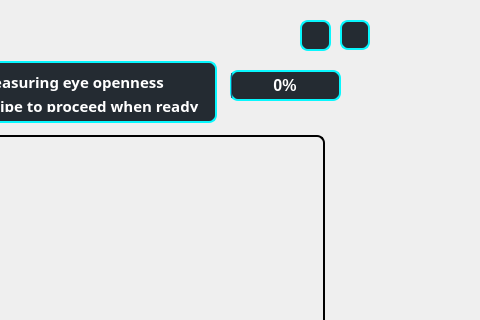
The window that dms_client/ui/calibratepage.ui (veda-team4/dms) describes before a commit, drawn with Qt 5; both pictures show x 100 to 580 and y 0 to 320 of the 580 by 480 pixel window.
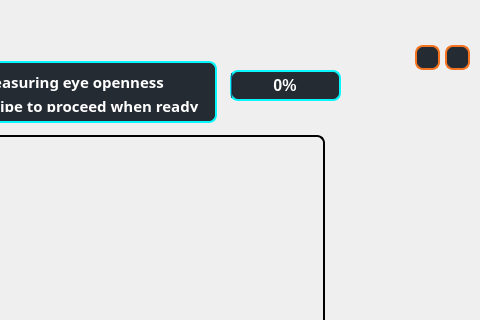
The same window after the commit. Icons and pictures are not drawn.

The edit to the form file:
```diff
--- a/dms_client/ui/calibratepage.ui
+++ b/dms_client/ui/calibratepage.ui
@@ -34,10 +34,10 @@
   <widget class="QPushButton" name="previousButton">
    <property name="geometry">
     <rect>
-     <x>400</x>
-     <y>20</y>
-     <width>31</width>
-     <height>31</height>
+     <x>515</x>
+     <y>45</y>
+     <width>25</width>
+     <height>25</height>
     </rect>
    </property>
    <property name="maximumSize">
@@ -58,7 +58,7 @@
     border: 2px solid black;
     border-radius: 8px;
     background-color: transparent;
-	border-color: rgb(8, 247, 254);
+	border-color: #F37321;
     outline: none;
 	color: white;
 	padding-left: 20px;
@@ -258,10 +258,10 @@
   <widget class="QLabel" name="left">
    <property name="geometry">
     <rect>
-     <x>400</x>
-     <y>20</y>
-     <width>31</width>
-     <height>31</height>
+     <x>515</x>
+     <y>45</y>
+     <width>25</width>
+     <height>25</height>
     </rect>
    </property>
    <property name="styleSheet">
@@ -277,10 +277,10 @@
   <widget class="QPushButton" name="nextButton">
    <property name="geometry">
     <rect>
-     <x>440</x>
-     <y>20</y>
-     <width>30</width>
-     <height>30</height>
+     <x>545</x>
+     <y>45</y>
+     <width>25</width>
+     <height>25</height>
     </rect>
    </property>
    <property name="maximumSize">
@@ -301,7 +301,7 @@
     border: 2px solid black;
     border-radius: 8px;
     background-color: transparent;
-	border-color: rgb(8, 247, 254);
+	border-color: #F37321;
     outline: none;
 	color: white;
 	padding-left: 20px;
@@ -318,10 +318,10 @@
   <widget class="QLabel" name="right">
    <property name="geometry">
     <rect>
-     <x>440</x>
-     <y>20</y>
-     <width>30</width>
-     <height>30</height>
+     <x>545</x>
+     <y>45</y>
+     <width>25</width>
+     <height>25</height>
     </rect>
    </property>
    <property name="styleSheet">
```
